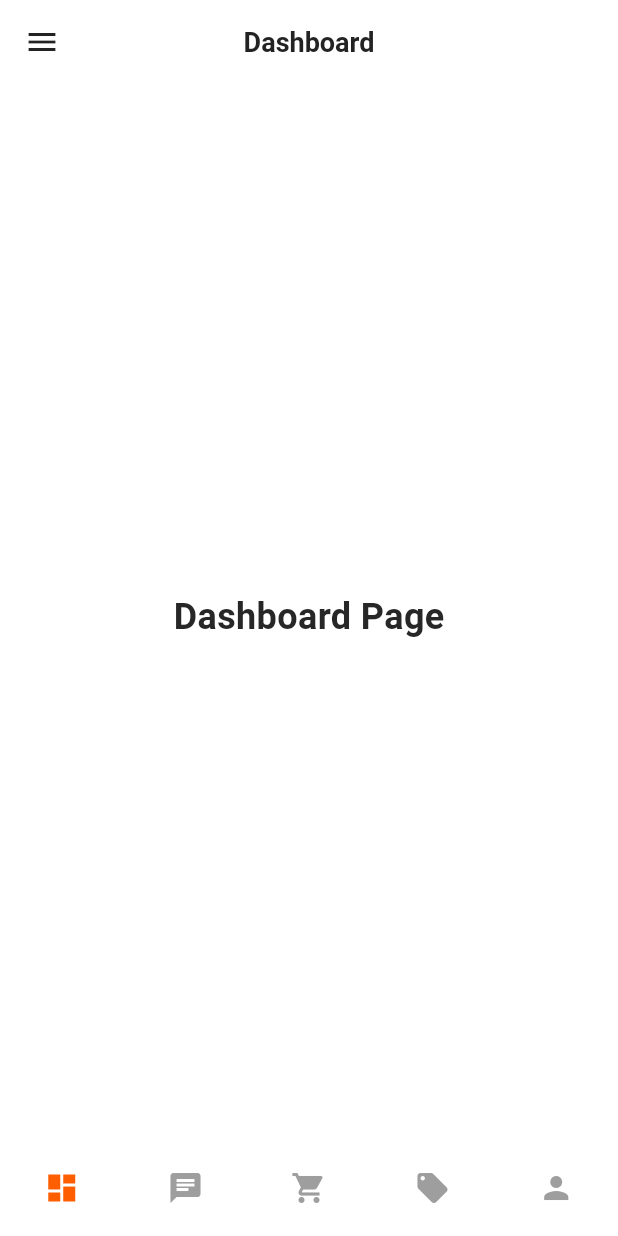
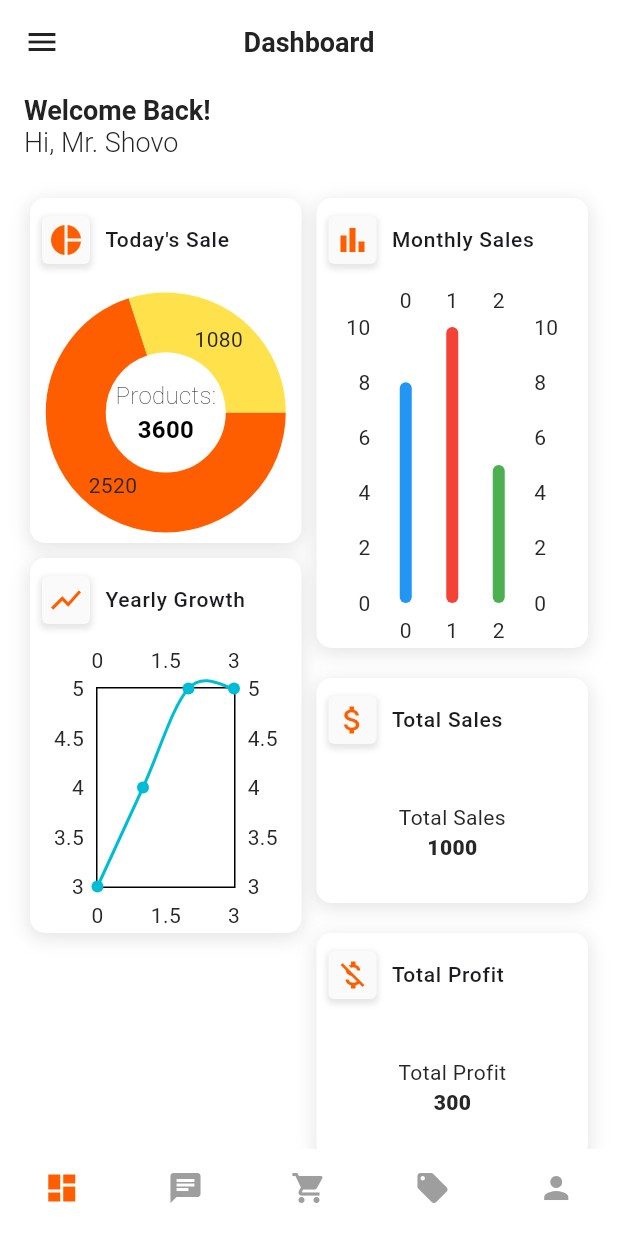
Before and after one commit to Tasnim-Mayesha/FurniHaven_SDP-II, a Flutter app: the screen it shows after launch, on a phone screen of 412 x 824 dp. Run offline on Flutter 3.47's test engine with Material 3 defaults, Android fonts, the phone set to English and light mode, and no system bars; drawn by our look-alikes of fl_chart; our stand-ins replace cloud_firestore, connectivity_plus, firebase_auth, firebase_core, flutter_native_splash, get and 4 more; accounts and stored records are empty.

Commit message:
ci: dashboard page

```diff
--- a/lib/main.dart
+++ b/lib/main.dart
@@ -42,7 +42,7 @@ class MyApp extends StatelessWidget {
       title: 'SDP 2',
       themeMode: ThemeMode.system,
       theme: MyAppTheme.lightTheme,
-      darkTheme: MyAppTheme.darkTheme,
+      // darkTheme: MyAppTheme.darkTheme,
       debugShowCheckedModeBanner: false,
       initialBinding: GeneralBindings(),
       getPages: AppRoutes.pages,
--- a/lib/seller/views/pages/dashboard_page.dart
+++ b/lib/seller/views/pages/dashboard_page.dart
@@ -1,14 +1,142 @@
 import 'package:flutter/material.dart';
+import 'package:sdp2/seller/views/widget/dashboard/graphs/monthly_sales.dart';
+import 'package:sdp2/seller/views/widget/dashboard/graphs/today_sales.dart';
+import 'package:sdp2/seller/views/widget/dashboard/graphs/yearly_growth.dart';
+import 'package:sdp2/seller/views/widget/dashboard/total_profit_sales.dart';
 
 class DashboardPage extends StatelessWidget {
-  const DashboardPage({super.key});
-
   @override
   Widget build(BuildContext context) {
+    return Scaffold(
+      appBar: AppBar(
+        title: const Column(
+          mainAxisAlignment: MainAxisAlignment.center,
+          crossAxisAlignment: CrossAxisAlignment.start,
+          children: <Widget>[
+            Text('Welcome Back!'),
+            Text(
+              'Hi, Mr. Shovo',
+              style: TextStyle(fontWeight: FontWeight.w300),
+            ),
+          ],
+        ),
+      ),
+      body: SingleChildScrollView(
+        child: Padding(
+          padding: const EdgeInsets.all(20.0),
+          child: Row(
+            crossAxisAlignment: CrossAxisAlignment.start,
+            children: [
+              Expanded(
+                child: Column(
+                  crossAxisAlignment: CrossAxisAlignment.start,
+                  children: [
+                    _buildDashboardContainer(
+                      context: context,
+                      iconData: Icons.pie_chart,
+                      title: "Today's Sale",
+                      child: TodaySalesPieChart(),
+                      height: 230,
+                    ),
+                    SizedBox(height: 10),
+                    _buildDashboardContainer(
+                      context: context,
+                      iconData: Icons.show_chart,
+                      title: "Yearly Growth",
+                      child: YearlyGrowthLineChart(),
+                      height: 250,
+                    ),
+                  ],
+                ),
+              ),
+              SizedBox(width: 10),
+              Expanded(
+                child: Column(
+                  crossAxisAlignment: CrossAxisAlignment.start,
+                  children: [
+                    _buildDashboardContainer(
+                      context: context,
+                      iconData: Icons.bar_chart,
+                      title: "Monthly Sales",
+                      child: MonthlySalesBarChart(),
+                      height: 300,
+                    ),
+                    SizedBox(height: 20),
+                    _buildDashboardContainer(
+                      context: context,
+                      iconData: Icons.attach_money,
+                      title: "Total Sales",
+                      child: TotalSalesBox(),
+                      height: 150,
+                    ),
+                    SizedBox(height: 20),
+                    _buildDashboardContainer(
+                      context: context,
+                      iconData: Icons.money_off,
+                      title: "Total Profit",
+                      child: TotalProfitBox(),
+                      height: 150,
+                    ),
+                  ],
+                ),
+              ),
+            ],
+          ),
+        ),
+      ),
+    );
+  }
+
+  Widget _buildDashboardContainer({
+    required BuildContext context,
+    required IconData iconData,
+    required String title,
+    required Widget child,
+    required double height,
+  }) {
     return Container(
-      child: const Center(
-        child: Text("Dashboard Page",
-            style: TextStyle(fontSize: 24, fontWeight: FontWeight.bold)),
+      height: height,
+      decoration: BoxDecoration(
+        color: Colors.white,
+        borderRadius: BorderRadius.circular(10),
+        boxShadow: [
+          BoxShadow(
+            color: Colors.black.withOpacity(0.1),
+            spreadRadius: 1,
+            blurRadius: 10,
+            offset: Offset(0, 3),
+          ),
+        ],
+      ),
+      child: Column(
+        crossAxisAlignment: CrossAxisAlignment.start,
+        children: [
+          ListTile(
+            contentPadding: EdgeInsets.symmetric(
+                horizontal: 8), // Matching top and left padding
+            leading: Container(
+              padding: EdgeInsets.all(4),
+              decoration: BoxDecoration(
+                color: Color(
+                    0xFFFAFAFA), // Light grey color for the icon background
+                borderRadius: BorderRadius.circular(4),
+                boxShadow: [
+                  // Soft shadow for the icon
+                  BoxShadow(
+                    color: Colors.black.withOpacity(0.1),
+                    spreadRadius: 1,
+                    blurRadius: 3,
+                    offset: Offset(0, 2),
+                  )
+                ],
+              ),
+              child: Icon(iconData, color: Theme.of(context).primaryColor),
+            ),
+            title: Text(title),
+            horizontalTitleGap: 10,
+          ),
+          Expanded(child: child),
+        ],
       ),
     );
   }
--- /dev/null
+++ b/lib/seller/views/widget/dashboard/graphs/monthly_sales.dart
@@ -0,0 +1,31 @@
+import 'package:fl_chart/fl_chart.dart';
+import 'package:flutter/material.dart';
+
+class MonthlySalesBarChart extends StatelessWidget {
+  @override
+  Widget build(BuildContext context) {
+    return BarChart(
+      BarChartData(
+        barGroups: [
+          BarChartGroupData(x: 0, barRods: [
+            BarChartRodData(
+                toY: 8, color: Colors.blue) // Changed 'colors' to 'color' here
+          ]),
+          // Add more groups for each month
+          BarChartGroupData(x: 1, barRods: [
+            BarChartRodData(
+                toY: 10, color: Colors.red) // Example for another month
+          ]),
+          BarChartGroupData(x: 2, barRods: [
+            BarChartRodData(toY: 5, color: Colors.green) // Another example
+          ]),
+          // Continue adding data for up to 12 months
+        ],
+        alignment: BarChartAlignment.spaceAround,
+        titlesData: FlTitlesData(show: true),
+        borderData: FlBorderData(show: false),
+        gridData: FlGridData(show: false),
+      ),
+    );
+  }
+}
--- /dev/null
+++ b/lib/seller/views/widget/dashboard/graphs/today_sales.dart
@@ -0,0 +1,54 @@
+import 'package:fl_chart/fl_chart.dart';
+import 'package:flutter/material.dart';
+import 'package:sdp2/utils/global_colors.dart';
+
+class TodaySalesPieChart extends StatelessWidget {
+  @override
+  Widget build(BuildContext context) {
+    return Stack(
+      alignment: Alignment.center,
+      children: <Widget>[
+        PieChart(
+          PieChartData(
+            centerSpaceRadius: 40,
+            sections: [
+              PieChartSectionData(
+                value: 70, // example percentage of sold products
+                color: GlobalColors.mainColor,
+                title: '2520',
+              ),
+              PieChartSectionData(
+                value: 30, // example percentage of unsold products
+                color: GlobalColors.secondary,
+                title: '1080',
+              ),
+            ],
+            sectionsSpace: 0,
+            borderData: FlBorderData(show: false),
+          ),
+        ),
+        Column(
+          mainAxisSize: MainAxisSize.min, // Use min size for the content
+          children: <Widget>[
+            Text(
+              'Products:',
+              style: TextStyle(
+                fontSize: 16, // Adjust the font size as needed
+                fontWeight: FontWeight.w200, // Optional: change the font weight
+                color: Colors.black, // Adjust the text color as needed
+              ),
+            ),
+            Text(
+              '3600',
+              style: TextStyle(
+                fontSize: 16, // Adjust the font size as needed
+                fontWeight: FontWeight.bold, // Optional: change the font weight
+                color: Colors.black, // Adjust the text color as needed
+              ),
+            ),
+          ],
+        ),
+      ],
+    );
+  }
+}
--- /dev/null
+++ b/lib/seller/views/widget/dashboard/graphs/yearly_growth.dart
@@ -0,0 +1,27 @@
+import 'package:fl_chart/fl_chart.dart';
+import 'package:flutter/material.dart';
+
+class YearlyGrowthLineChart extends StatelessWidget {
+  @override
+  Widget build(BuildContext context) {
+    return LineChart(
+      LineChartData(
+        gridData: FlGridData(show: false),
+        titlesData: FlTitlesData(show: true),
+        borderData: FlBorderData(show: true),
+        lineBarsData: [
+          LineChartBarData(
+            spots: [
+              FlSpot(0, 3),
+              FlSpot(1, 4),
+              FlSpot(2, 5),
+              FlSpot(3, 5),
+              // Add more data points for each year
+            ],
+            isCurved: true,
+          ),
+        ],
+      ),
+    );
+  }
+}
--- /dev/null
+++ b/lib/seller/views/widget/dashboard/total_profit_sales.dart
@@ -0,0 +1,41 @@
+import 'package:flutter/material.dart';
+
+class TotalSalesBox extends StatelessWidget {
+  @override
+  Widget build(BuildContext context) {
+    return Container(
+      alignment: Alignment.center,
+      padding: EdgeInsets.all(16),
+      child: Column(
+        mainAxisAlignment: MainAxisAlignment.center,
+        children: [
+          Text('Total Sales'),
+          Text(
+            '1000',
+            style: TextStyle(fontWeight: FontWeight.w800),
+          )
+        ],
+      ),
+    );
+  }
+}
+
+class TotalProfitBox extends StatelessWidget {
+  @override
+  Widget build(BuildContext context) {
+    return Container(
+      alignment: Alignment.center,
+      padding: EdgeInsets.all(16),
+      child: Column(
+        mainAxisAlignment: MainAxisAlignment.center,
+        children: [
+          Text('Total Profit'),
+          Text(
+            '300',
+            style: TextStyle(fontWeight: FontWeight.w800),
+          )
+        ],
+      ),
+    );
+  }
+}
--- a/pubspec.yaml
+++ b/pubspec.yaml
@@ -62,6 +62,9 @@ dependencies:
   firebase_auth: ^4.19.2
   cloud_firestore: ^4.17.0
 
+  #graph & chart
+  fl_chart:
+
 dev_dependencies:
   flutter_test:
     sdk: flutter
```
Also changed, not shown: pubspec.lock.
